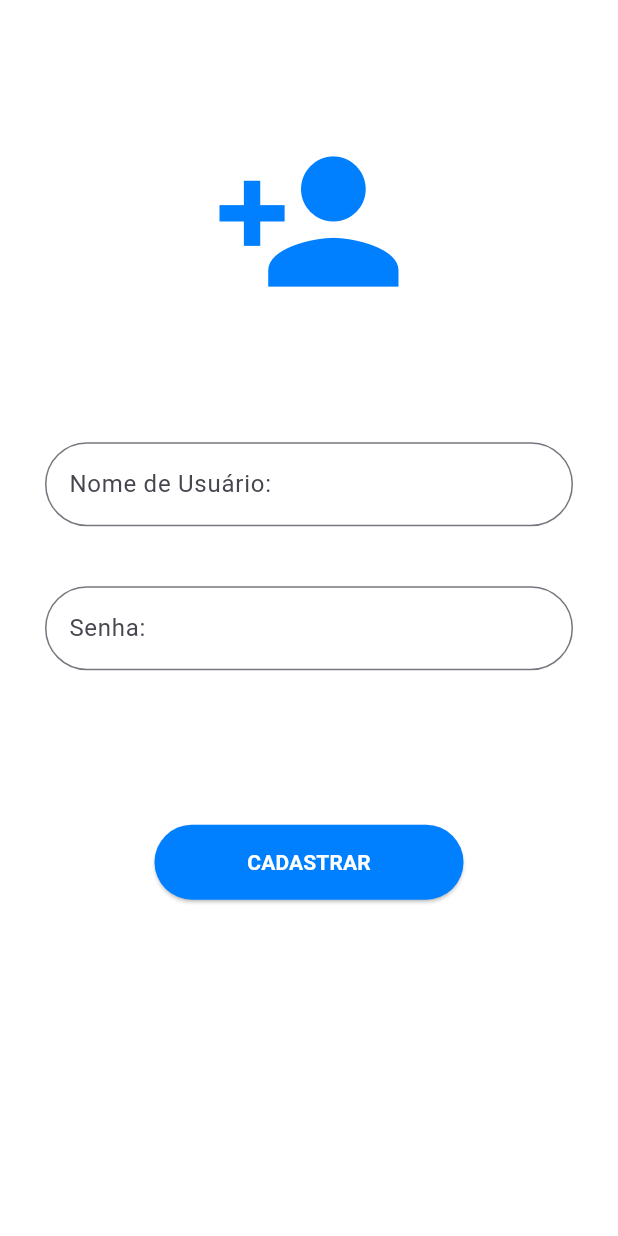
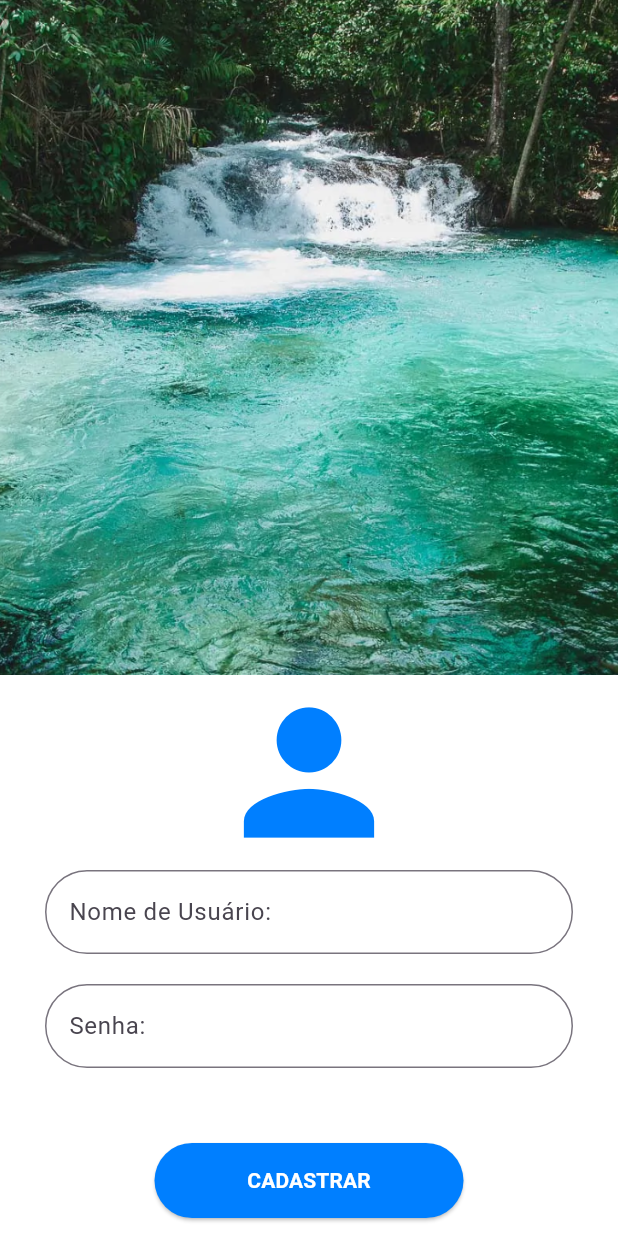
Before and after one commit to MySoloQ/derredor, a Flutter app: the screen it shows after launch, on a phone screen of 412 x 824 dp. Run offline on Flutter 3.47's test engine with Material 3 defaults, Android fonts, the phone set to English and light mode, and no system bars; drawn by our look-alikes of carousel_slider.

Commit message:
finalização da pagina de cadastro

```diff
--- a/lib/pages/RegisterPage.dart
+++ b/lib/pages/RegisterPage.dart
@@ -1,5 +1,6 @@
 import 'package:flutter/material.dart';
 import 'package:derredor/style/style.dart';
+import 'package:carousel_slider/carousel_slider.dart';
 
 class Registerpage extends StatefulWidget {
   const Registerpage({super.key});
@@ -16,20 +17,48 @@ class _RegisterpageState extends State<Registerpage> {
 
     return Scaffold(
       backgroundColor: Colors.white,
-      body: Flexible(
+      body: SingleChildScrollView(
         child: Column(
+          mainAxisAlignment: MainAxisAlignment.center,
           children: [
-          SizedBox(
-            height: altura / 10,
+            CarouselSlider(
+              options: CarouselOptions(
+                height: 450,
+                aspectRatio: 16 / 9,
+                viewportFraction: 1.0,
+                enableInfiniteScroll: true,
+                autoPlay: true,
+                autoPlayInterval: Duration(seconds: 5),
+                autoPlayAnimationDuration: Duration(milliseconds: 800),
+                autoPlayCurve: Curves.linearToEaseOut,
+                enlargeCenterPage: false,
+              ),
+              items: [
+                Container(
+                  decoration: BoxDecoration(
+                      image: DecorationImage(
+                          image: AssetImage('assets/jalapao.png'),
+                          fit: BoxFit.cover)),
+                ),
+                Container(
+                  decoration: BoxDecoration(
+                      image: DecorationImage(
+                          image: AssetImage('assets/natividade.png'),
+                          fit: BoxFit.cover)),
+                ),
+                Container(
+                  decoration: BoxDecoration(
+                      image: DecorationImage(
+                          image: AssetImage('assets/praça_girassois.png'),
+                          fit: BoxFit.cover)),
+                )
+              ],
             ),
             Row(
               mainAxisAlignment: MainAxisAlignment.center,
               children: [
-              Icon(Icons.person_add_sharp, color: Style.Azul, size: 130),
+                Center(child: Icon(Icons.person, color: Style.Azul, size: 130)),
               ],
-          ),
-          SizedBox(
-            height: altura / 10,
             ),
             Padding(
               padding: EdgeInsets.fromLTRB(30, 0, 30, 0),
@@ -42,7 +71,7 @@ class _RegisterpageState extends State<Registerpage> {
               ),
             ),
             Padding(
-            padding: EdgeInsets.fromLTRB(30, 40, 30, 0),
+              padding: EdgeInsets.fromLTRB(30, 20, 30, 50),
               child: TextFormField(
                 decoration: InputDecoration(
                     labelText: "Senha:",
@@ -50,9 +79,6 @@ class _RegisterpageState extends State<Registerpage> {
                       borderRadius: BorderRadius.all(Radius.circular(30)),
                     )),
               ),
-          ),
-          SizedBox(
-            height: altura / 8,
             ),
             ElevatedButton(
               onPressed: () => {},
@@ -66,7 +92,8 @@ class _RegisterpageState extends State<Registerpage> {
                       fontWeight: FontWeight.bold, color: Colors.white)),
             ),
           ],
-      )),
+        ),
+      ),
     );
   }
 }
--- a/pubspec.yaml
+++ b/pubspec.yaml
@@ -9,6 +9,7 @@ environment:
 dependencies:
   flutter:
     sdk: flutter
+  carousel_slider: ^5.0.0
 
 dev_dependencies:
   flutter_test:
```
Also changed, not shown: assets/sol_tocantins.png (added), pubspec.lock. Lines whose indentation alone changed are shown as unchanged.
